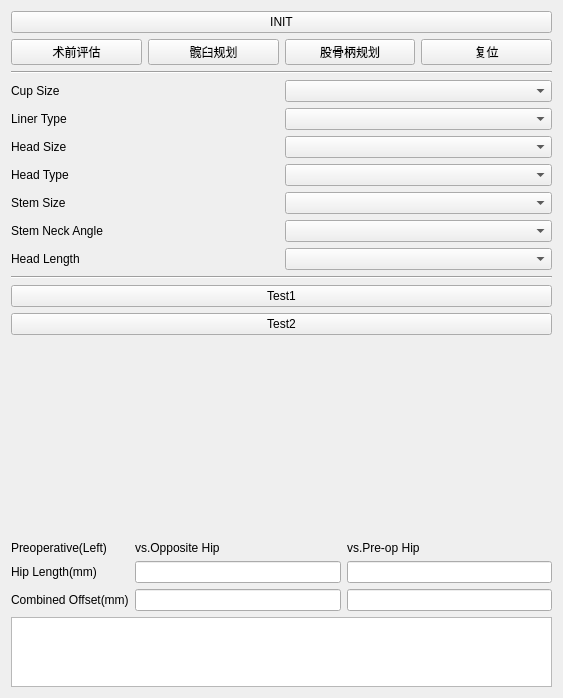
The window that Plugins/org.mitk.orthopedics.thaplan/src/internal/THAPlanControls.ui (zhaomengxiao/LancetMITK-Adition) describes before a commit, drawn with Qt 5.
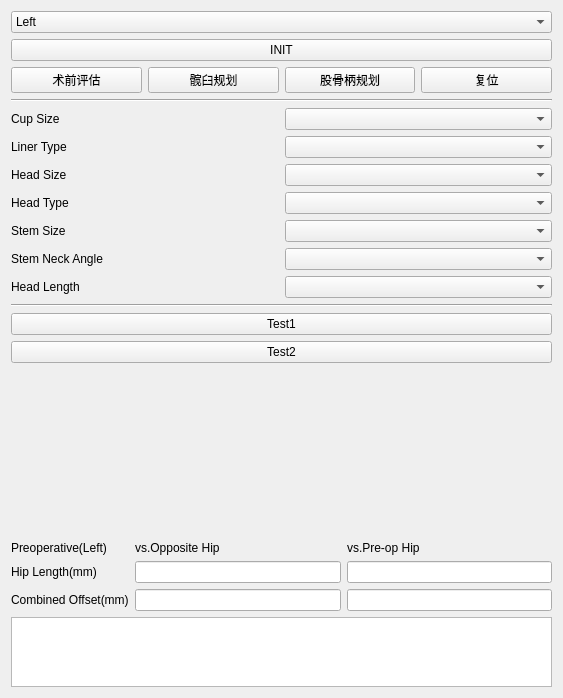
The same window after the commit.

Patch:
```diff
--- a/Plugins/org.mitk.orthopedics.thaplan/src/internal/THAPlanControls.ui
+++ b/Plugins/org.mitk.orthopedics.thaplan/src/internal/THAPlanControls.ui
@@ -20,6 +20,20 @@
    <string>QmitkTemplate</string>
   </property>
   <layout class="QVBoxLayout" name="verticalLayout">
+   <item>
+    <widget class="QComboBox" name="comboBox_opSide">
+     <item>
+      <property name="text">
+       <string>Left</string>
+      </property>
+     </item>
+     <item>
+      <property name="text">
+       <string>Right</string>
+      </property>
+     </item>
+    </widget>
+   </item>
    <item>
     <widget class="QPushButton" name="pushButton_init">
      <property name="text">
```
